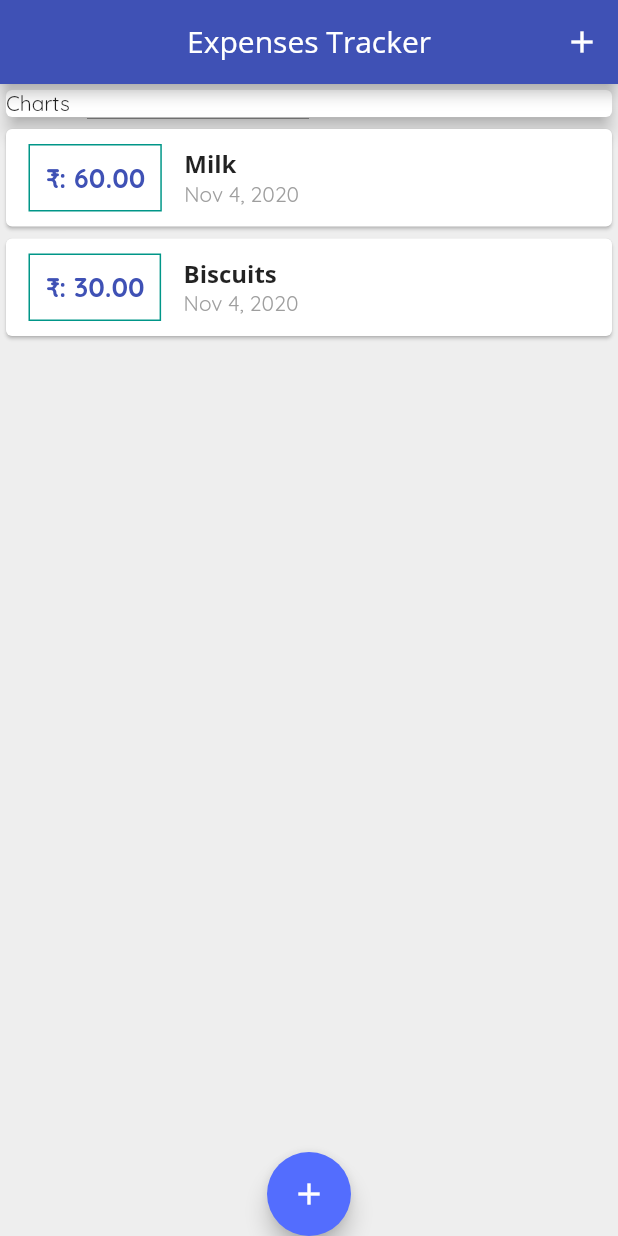
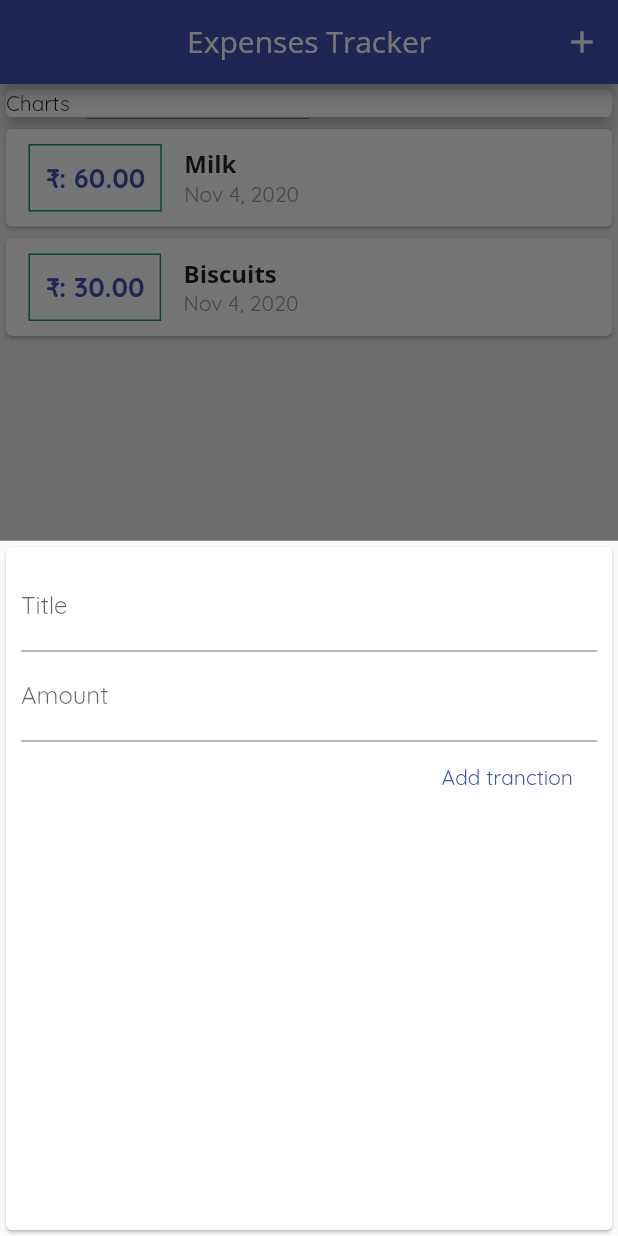
Before and after one commit to guharoyAntik/expensesTracker, a Flutter app: the screen it shows after launch, after a tap on the "add" icon, on a phone screen of 412 x 824 dp. Run offline on Flutter 3.47's test engine with Material 2 defaults, Android fonts, the phone set to English and light mode, and no system bars.

Commit message:
fixed bottom modal sheet

```diff
--- a/lib/main.dart
+++ b/lib/main.dart
@@ -5,7 +5,37 @@ import './widgets/transaction_list.dart';
 import './models/transaction.dart';
 
 void main() {
-  runApp(HomePage());
+  runApp(MyApp());
+}
+
+class MyApp extends StatelessWidget {
+  @override
+  Widget build(BuildContext context) {
+    return MaterialApp(
+      title: 'Expenses Tracker',
+      home: HomePage(),
+      theme: ThemeData(
+        primarySwatch: Colors.indigo,
+        accentColor: Colors.indigoAccent,
+        fontFamily: 'Quicksand',
+        textTheme: TextTheme(
+          headline6: TextStyle(
+            fontFamily: 'OpenSans',
+            fontSize: 16,
+            fontWeight: FontWeight.bold,
+          ),
+        ),
+        appBarTheme: AppBarTheme(
+          textTheme: TextTheme(
+            headline6: TextStyle(
+              fontFamily: 'OpenSans',
+              fontSize: 20,
+            ),
+          ),
+        ),
+      ),
+    );
+  }
 }
 
 class HomePage extends StatefulWidget {
@@ -45,39 +75,19 @@ class _HomePageState extends State<HomePage> {
     showModalBottomSheet(
       context: ctx,
       builder: (_) {
-        return GestureDetector(
-          onTap: () {},
-          child: NewTransaction(_addTransaction),
-          behavior: HitTestBehavior.opaque,
-        );
+        return NewTransaction(_addTransaction);
+        // return GestureDetector(
+        //   onTap: () {},
+        //   child: NewTransaction(_addTransaction),
+        //   behavior: HitTestBehavior.opaque,
+        // );
       },
     );
   }
 
   @override
   Widget build(BuildContext context) {
-    return MaterialApp(
-      theme: ThemeData(
-        primarySwatch: Colors.indigo,
-        accentColor: Colors.indigoAccent,
-        fontFamily: 'Quicksand',
-        textTheme: TextTheme(
-          headline6: TextStyle(
-            fontFamily: 'OpenSans',
-            fontSize: 16,
-            fontWeight: FontWeight.bold,
-          ),
-        ),
-        appBarTheme: AppBarTheme(
-          textTheme: TextTheme(
-            headline6: TextStyle(
-              fontFamily: 'OpenSans',
-              fontSize: 20,
-            ),
-          ),
-        ),
-      ),
-      home: Scaffold(
+    return Scaffold(
       backgroundColor: Colors.grey[200],
       appBar: AppBar(
         title: Text('Expenses Tracker'),
@@ -106,9 +116,8 @@ class _HomePageState extends State<HomePage> {
       ),
       floatingActionButtonLocation: FloatingActionButtonLocation.centerDocked,
       floatingActionButton: FloatingActionButton(
-          child: Container(child: Icon(Icons.add)),
+        child: Icon(Icons.add),
         onPressed: () => _startAddTransaction(context),
-        ),
       ),
     );
   }
--- a/lib/widgets/new_transcation.dart
+++ b/lib/widgets/new_transcation.dart
@@ -1,11 +1,18 @@
 import 'package:flutter/material.dart';
 
-class NewTransaction extends StatelessWidget {
-  final titleController = TextEditingController();
-  final amountController = TextEditingController();
+class NewTransaction extends StatefulWidget {
   final Function addTransaction;
 
   NewTransaction(this.addTransaction);
+
+  @override
+  _NewTransactionState createState() => _NewTransactionState();
+}
+
+class _NewTransactionState extends State<NewTransaction> {
+  final titleController = TextEditingController();
+
+  final amountController = TextEditingController();
 
   void submitData() {
     String inputTitle = titleController.text;
@@ -15,10 +22,12 @@ class NewTransaction extends StatelessWidget {
       return;
     }
 
-    addTransaction(
+    widget.addTransaction(
       inputTitle,
       inputAmount,
     );
+
+    Navigator.of(context).pop();
   }
 
   @override
```
Lines whose indentation alone changed are shown as unchanged.
